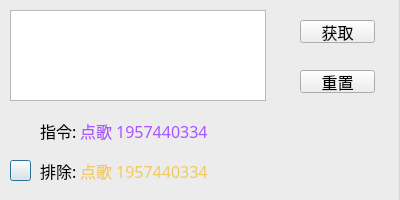
NACLACG/GetID-Over, file OWO.ui: the form before one commit.
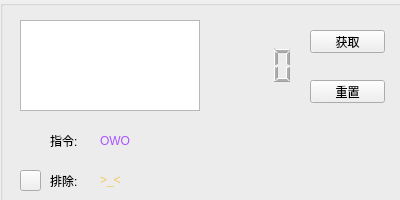
The form after the commit. Icons and pictures are not drawn.

The edit to the form file:
```diff
--- a/OWO.ui
+++ b/OWO.ui
@@ -1,10 +1,7 @@
 <?xml version="1.0" encoding="UTF-8"?>
 <ui version="4.0">
  <class>GetID</class>
- <widget class="QDialog" name="GetID">
-  <property name="enabled">
-   <bool>true</bool>
-  </property>
+ <widget class="QWidget" name="GetID">
   <property name="geometry">
    <rect>
     <x>0</x>
@@ -25,12 +22,6 @@
     <height>200</height>
    </size>
   </property>
-  <property name="font">
-   <font>
-    <family>华康方圆体W7(P)</family>
-    <pointsize>12</pointsize>
-   </font>
-  </property>
   <property name="windowTitle">
    <string>网易云点歌指令生成器</string>
   </property>
@@ -41,17 +32,14 @@
   <property name="windowOpacity">
    <double>0.900000000000000</double>
   </property>
-  <property name="autoFillBackground">
-   <bool>false</bool>
-  </property>
-  <property name="styleSheet">
-   <string notr="true"/>
+  <property name="layoutDirection">
+   <enum>Qt::LeftToRight</enum>
   </property>
   <widget class="QGroupBox" name="Main">
    <property name="geometry">
     <rect>
-     <x>-10</x>
-     <y>-10</y>
+     <x>0</x>
+     <y>0</y>
      <width>410</width>
      <height>220</height>
     </rect>
@@ -106,7 +94,7 @@
    <widget class="QLabel" name="showready">
     <property name="geometry">
      <rect>
-      <x>90</x>
+      <x>100</x>
       <y>170</y>
       <width>200</width>
       <height>21</height>
@@ -132,13 +120,13 @@
 background-image: url(:/EllenMiraMathers/EllenMiraMathers/Nll.png);</string>
     </property>
     <property name="text">
-     <string>点歌 1957440334</string>
+     <string>&gt;_&lt;</string>
     </property>
    </widget>
    <widget class="QLabel" name="showget">
     <property name="geometry">
      <rect>
-      <x>90</x>
+      <x>100</x>
       <y>130</y>
       <width>200</width>
       <height>21</height>
@@ -164,7 +152,7 @@
 background-image: url(:/EllenMiraMathers/EllenMiraMathers/Nll.png);</string>
     </property>
     <property name="text">
-     <string>点歌 1957440334</string>
+     <string>OWO</string>
     </property>
    </widget>
    <widget class="QLabel" name="label_2">
@@ -195,18 +183,18 @@
      <string>排除:</string>
     </property>
    </widget>
-   <widget class="QListView" name="overcopy">
+   <widget class="QListWidget" name="overcopy">
     <property name="geometry">
      <rect>
       <x>20</x>
       <y>20</y>
-      <width>256</width>
+      <width>180</width>
       <height>91</height>
      </rect>
     </property>
     <property name="minimumSize">
      <size>
-      <width>256</width>
+      <width>180</width>
       <height>91</height>
      </size>
     </property>
@@ -288,6 +276,41 @@
     </property>
     <property name="text">
      <string>重置</string>
+    </property>
+    <property name="shortcut">
+     <string>Alt+S</string>
+    </property>
+   </widget>
+   <widget class="QLCDNumber" name="lcdNumber">
+    <property name="geometry">
+     <rect>
+      <x>200</x>
+      <y>20</y>
+      <width>101</width>
+      <height>91</height>
+     </rect>
+    </property>
+    <property name="toolTip">
+     <string>&lt;html&gt;&lt;head/&gt;&lt;body&gt;&lt;p&gt;已排除歌曲数量&lt;/p&gt;&lt;/body&gt;&lt;/html&gt;</string>
+    </property>
+    <property name="styleSheet">
+     <string notr="true">background-image: url(:/EllenMiraMathers/EllenMiraMathers/Nll.png);
+color: rgb(174, 174, 176);</string>
+    </property>
+    <property name="lineWidth">
+     <number>0</number>
+    </property>
+    <property name="smallDecimalPoint">
+     <bool>true</bool>
+    </property>
+    <property name="digitCount">
+     <number>4</number>
+    </property>
+    <property name="segmentStyle">
+     <enum>QLCDNumber::Filled</enum>
+    </property>
+    <property name="value" stdset="0">
+     <double>0.000000000000000</double>
     </property>
    </widget>
   </widget>
```
Left out of the diff: 15 changed lines with no effect on the pictures.
